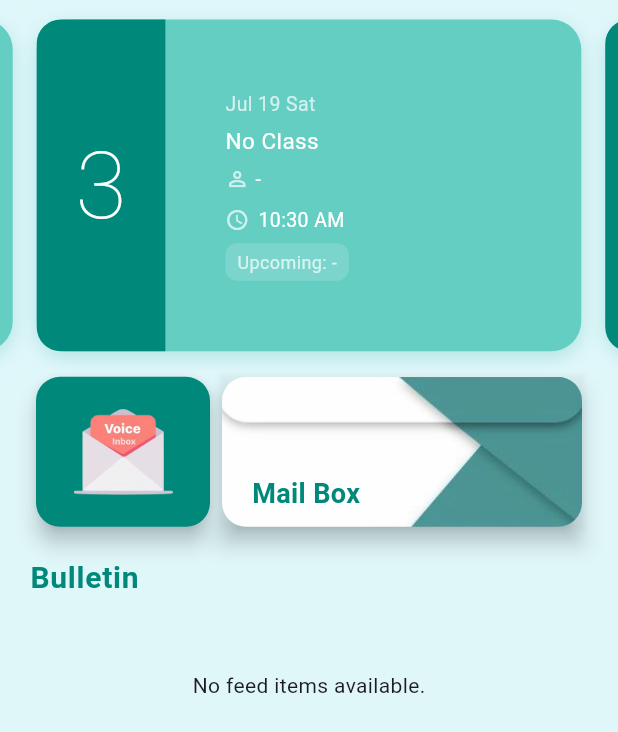
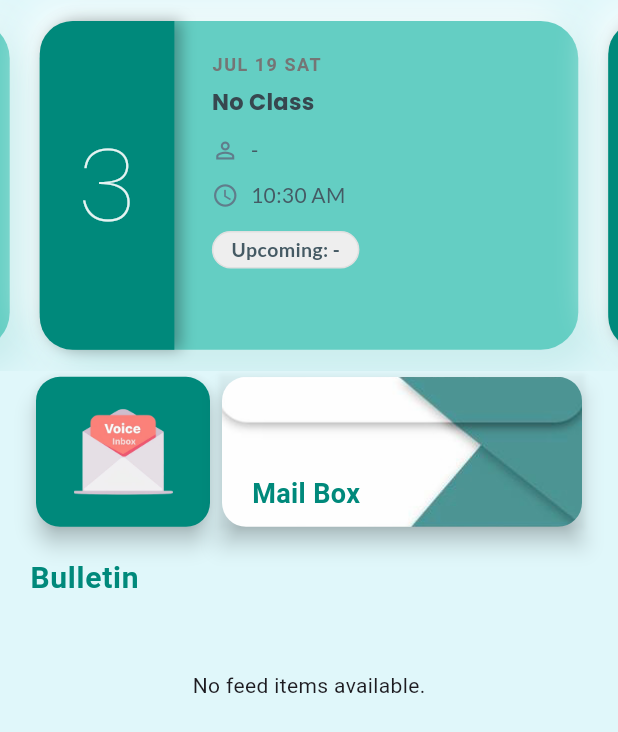
Before and after one commit to kyawnaing19/shweeshaungDaily, a Flutter app: the HomeScreenPage screen opened directly, after a tap on "Mail Box", on a phone screen of 412 x 824 dp. Shown: the top 732 px of the screen. Run offline on Flutter 3.47's test engine with Material 3 defaults, Android fonts, the light colour scheme and no system bars; our stand-ins replace audioplayers, cross_file, curved_navigation_bar, dotted_border, dropdown_button2, flutter_svg and 6 more; missing offline and left inert: flutter_quill, record, webview_flutter_android, webview_flutter_wkwebview; accounts and stored records are empty; network calls fail; Roboto replaces fonts that are missing (Rowdies).

Commit message:
home cards ui fine

```diff
--- a/lib/views/Home.dart
+++ b/lib/views/Home.dart
@@ -2,6 +2,7 @@ import 'dart:async';
 import 'dart:convert'; // Add this for JSON encoding/decoding
 import 'dart:math';
 import 'package:flutter/material.dart';
+import 'package:flutter/services.dart';
 import 'package:google_fonts/google_fonts.dart';
 import 'package:shweeshaungdaily/services/api_service.dart';
 import 'package:intl/intl.dart';
@@ -685,19 +686,25 @@ class _HomePageState extends State<HomeScreenPage>
     required String upcoming,
   }) {
     return Container(
-      margin: const EdgeInsets.symmetric(horizontal: 8, vertical: 13),
+      margin: const EdgeInsets.symmetric(horizontal: 10, vertical: 14),
       decoration: BoxDecoration(
         gradient: const LinearGradient(
           colors: [kCardGradientStart, kCardGradientEnd],
           begin: Alignment.topLeft,
           end: Alignment.bottomRight,
         ),
-        borderRadius: BorderRadius.circular(20),
+        borderRadius: BorderRadius.circular(25),
         boxShadow: [
           BoxShadow(
-            color: kShadowColor.withOpacity(0.2),
-            blurRadius: 10,
-            offset: const Offset(0, 4),
+            color: Colors.white.withOpacity(0.8),
+            blurRadius: 20,
+            offset: const Offset(-8, -8),
+            spreadRadius: 1,
+          ),
+          BoxShadow(
+            color: kShadowColor.withOpacity(0.15),
+            blurRadius: 25,
+            offset: const Offset(10, 10),
           ),
         ],
       ),
@@ -708,108 +715,141 @@ class _HomePageState extends State<HomeScreenPage>
             Expanded(
               flex: 2,
               child: Container(
-                decoration: const BoxDecoration(
+                decoration: BoxDecoration(
                   color: kPrimaryDarkColor,
-                  borderRadius: BorderRadius.only(
-                    bottomLeft: Radius.circular(16),
-                    topLeft: Radius.circular(16),
+                  borderRadius: const BorderRadius.only(
+                    bottomLeft: Radius.circular(22),
+                    topLeft: Radius.circular(22),
                   ),
+                  boxShadow: [
+                    BoxShadow(
+                      color: Colors.black.withOpacity(0.3),
+                      offset: const Offset(4, 0),
+                      blurRadius: 8,
+                    ),
+                  ],
                 ),
                 child: Center(
                   child: Text(
                     number,
-                    style: GoogleFonts.rowdies(
-                      fontSize: 62,
-                      color: Colors.white,
+                    style: GoogleFonts.poppins(
+                      fontSize: 68,
+                      color: Colors.white.withOpacity(0.9),
                       fontWeight: FontWeight.w200,
                     ),
                   ),
                 ),
               ),
             ),
-            const SizedBox(width: 20),
             Expanded(
               flex: 6,
-              child: Padding(
-                padding: const EdgeInsets.all(20),
+              // --- FIX START ---
+              // Wrap the Padding with SingleChildScrollView to allow scrolling
+              // if the content exceeds the available vertical space.
+              child: SingleChildScrollView(
+                padding: const EdgeInsets.fromLTRB(25, 20, 20, 20),
                 child: Column(
                   crossAxisAlignment: CrossAxisAlignment.start,
-                  mainAxisAlignment: MainAxisAlignment.center,
+                  // Removed mainAxisAlignment.spaceAround as SingleChildScrollView
+                  // provides infinite height, so spaceAround won't have a finite space to work with.
+                  // Children will take their natural height.
                   children: [
+                    // Date
                     Text(
-                      date,
-                      style: const TextStyle(
-                        color: Colors.white70,
-                        fontSize: 13,
-                      ),
-                    ),
-                    const SizedBox(height: 4),
-                    Text(
-                      code,
-                      style: GoogleFonts.rowdies(
-                        fontSize: 15,
-                        fontWeight: FontWeight.w400,
-                        color: Colors.white,
-                        letterSpacing: 0.3,
+                      date.toUpperCase(),
+                      style: TextStyle(
+                        color: Colors.grey.shade600,
+                        fontSize: 12,
+                        fontWeight: FontWeight.w600,
+                        letterSpacing: 1.0,
                       ),
                     ),
                     const SizedBox(height: 6),
+
+                    // Code
+                    Text(
+                      code,
+                      style: GoogleFonts.poppins(
+                        fontSize: 15,
+                        fontWeight: FontWeight.w700,
+                        color: Colors.blueGrey.shade800,
+                        letterSpacing: 0.2,
+                      ),
+                    ),
+                    const SizedBox(height: 12),
+
+                    // Teacher
                     Row(
                       children: [
-                        const Icon(
+                        Icon(
                           Icons.person_outline,
-                          size: 16,
-                          color: Colors.white70,
+                          size: 18,
+                          color: Colors.blueGrey.shade500,
                         ),
-                        const SizedBox(width: 4),
-                        Text(
+                        const SizedBox(width: 8),
+                        Expanded(
+                          child: Text(
                             teacher,
-                          style: const TextStyle(
-                            color: Colors.white,
-                            fontSize: 13,
+                            style: GoogleFonts.lato(
+                              color: Colors.blueGrey.shade700,
+                              fontSize: 14,
+                              fontWeight: FontWeight.w500,
+                            ),
+                            overflow: TextOverflow.ellipsis,
                           ),
                         ),
                       ],
                     ),
-                    const SizedBox(height: 8),
+                    const SizedBox(height: 10),
+
+                    // Time
                     Row(
                       children: [
-                        const Icon(
+                        Icon(
                           Icons.access_time,
-                          size: 16,
-                          color: Colors.white70,
+                          size: 18,
+                          color: Colors.blueGrey.shade500,
                         ),
-                        const SizedBox(width: 6),
+                        const SizedBox(width: 8),
                         Text(
                           time,
-                          style: const TextStyle(
-                            color: Colors.white,
-                            fontSize: 13,
+                          style: GoogleFonts.lato(
+                            color: Colors.blueGrey.shade700,
+                            fontSize: 14,
+                            fontWeight: FontWeight.w500,
                           ),
                         ),
                       ],
                     ),
-                    const SizedBox(height: 6),
+                    const SizedBox(height: 14),
+
+                    // Upcoming Tag
                     Container(
                       padding: const EdgeInsets.symmetric(
-                        horizontal: 8,
-                        vertical: 4,
+                        horizontal: 12,
+                        vertical: 2,
                       ),
                       decoration: BoxDecoration(
-                        color: Colors.white.withOpacity(0.15),
-                        borderRadius: BorderRadius.circular(8),
+                        color: Colors.grey.shade200,
+                        borderRadius: BorderRadius.circular(15),
+                        border: Border.all(
+                          color: Colors.grey.shade300,
+                          width: 1,
+                        ),
                       ),
                       child: Text(
                         "Upcoming: $upcoming",
-                        style: const TextStyle(
-                          fontSize: 12,
-                          color: Colors.white70,
+                        style: GoogleFonts.lato(
+                          fontSize: 13,
+                          color: Colors.blueGrey.shade700,
+                          fontWeight: FontWeight.w600,
                         ),
                       ),
                     ),
                   ],
                 ),
               ),
+              // --- FIX END ---
             ),
           ],
         ),
@@ -916,50 +956,6 @@ class _HomePageState extends State<HomeScreenPage>
       ),
     );
   }
-
-  // Widget _buildQuickActionButton(
-  //   BuildContext context,
-  //   IconData icon,
-  //   String label,
-  //   VoidCallback onTapAction,
-  // ) {
-  //   return Material(
-  //     borderRadius: BorderRadius.circular(16),
-  //     color: const Color(0xFF00897B),
-  //     elevation: 2,
-  //     child: InkWell(
-  //       borderRadius: BorderRadius.circular(16),
-  //       onTap: onTapAction,
-  //       child: Container(
-  //         height: 100,
-  //         padding: const EdgeInsets.symmetric(vertical: 12),
-  //         child: Column(
-  //           mainAxisAlignment: MainAxisAlignment.center,
-  //           children: [
-  //             Container(
-  //               width: 40,
-  //               height: 40,
-  //               decoration: BoxDecoration(
-  //                 color: Colors.white.withOpacity(0.2),
-  //                 shape: BoxShape.circle,
-  //               ),
-  //               child: Icon(icon, color: Colors.white, size: 22),
-  //             ),
-  //             const SizedBox(height: 8),
-  //             Text(
-  //               label,
-  //               style: const TextStyle(
-  //                 color: Colors.white,
-  //                 fontWeight: FontWeight.w600,
-  //                 fontSize: 14,
-  //               ),
-  //             ),
-  //           ],
-  //         ),
-  //       ),
-  //     ),
-  //   );
-  // }
 
   Widget _buildFeedCard({
     required String user,
@@ -1238,96 +1234,151 @@ class _HomePageState extends State<HomeScreenPage>
     return Container(
       margin: const EdgeInsets.symmetric(horizontal: 8, vertical: 12),
       decoration: BoxDecoration(
-        gradient: const LinearGradient(
-          colors: [kLunchGradientStart, kLunchGradientEnd],
+        gradient: LinearGradient(
+          // Dark, deep gradient for the card background
+          colors: [Color(0xFF212121), Color(0xFF000000)],
           begin: Alignment.topLeft,
           end: Alignment.bottomRight,
         ),
         borderRadius: BorderRadius.circular(20),
         boxShadow: [
           BoxShadow(
-            color: Colors.orange.withOpacity(0.15),
-            blurRadius: 10,
-            offset: const Offset(0, 4),
+            color: Colors.white.withOpacity(
+              0.05,
+            ), // Subtle light glow for neumorphic effect
+            blurRadius: 15,
+            offset: Offset(-4, -4),
+            spreadRadius: 0.5,
+          ),
+          BoxShadow(
+            color: Colors.black.withOpacity(
+              0.4,
+            ), // Deeper dark shadow for neumorphic effect
+            blurRadius: 15,
+            offset: Offset(4, 4),
           ),
         ],
       ),
+      child: ClipRRect(
+        borderRadius: BorderRadius.circular(20),
         child: IntrinsicHeight(
           child: Row(
-          crossAxisAlignment: CrossAxisAlignment.stretch,
             children: [
-            Expanded(
-              flex: 2,
-              child: Container(
-                decoration: const BoxDecoration(
-                  color: kLunchIconBg,
-                  borderRadius: BorderRadius.only(
-                    bottomLeft: Radius.circular(16),
-                    topLeft: Radius.circular(16),
-                  ),
-                ),
-                child: const Center(
-                  child: Icon(Icons.lunch_dining, size: 48, color: kWhite),
+              // Icon Section with "Hungry Mood" Color
+              Container(
+                width: 80,
+                decoration: BoxDecoration(
+                  // **"Hungry Mood" color for the icon section**
+                  color: Color(0xFFFFC107), // A warm, appetizing amber/orange
+                  border: Border(
+                    right: BorderSide(
+                      color: Colors.white.withOpacity(
+                        0.2,
+                      ), // Brighter border for separation
+                      width: 1,
                     ),
                   ),
                 ),
-            const SizedBox(width: 20),
+                child: Center(
+                  child: Icon(
+                    Icons.restaurant_menu, // A clear food-related icon
+                    size: 40,
+                    color:
+                        Colors
+                            .black87, // Darker icon for good contrast on the warm background
+                    shadows: [
+                      Shadow(
+                        color: Colors.black.withOpacity(0.3),
+                        blurRadius: 6,
+                        offset: Offset(1, 1),
+                      ),
+                    ],
+                  ),
+                ),
+              ),
               Expanded(
-              flex: 6,
                 child: Padding(
-                padding: const EdgeInsets.all(20),
+                  padding: EdgeInsets.all(16),
                   child: Column(
                     crossAxisAlignment: CrossAxisAlignment.start,
                     mainAxisAlignment: MainAxisAlignment.center,
                     children: [
+                      // Date (subtle white)
                       Text(
-                      DateFormat('MMM dd EEE').format(date),
-                      style: const TextStyle(
-                        color: kLunchText,
-                        fontSize: 13,
-                        fontWeight: FontWeight.bold,
+                        DateFormat('MMM dd EEE').format(date).toUpperCase(),
+                        style: TextStyle(
+                          color: Colors.white.withOpacity(0.6),
+                          fontSize: 12,
+                          fontWeight: FontWeight.w600,
+                          letterSpacing: 1.5,
                         ),
                       ),
-                    const SizedBox(height: 4),
-                    const Text(
-                      'Lunch Break',
+                      SizedBox(height: 8),
+                      // Title with a gradient, potentially incorporating a "hungry mood" color
+                      ShaderMask(
+                        blendMode: BlendMode.srcIn,
+                        shaderCallback:
+                            (bounds) => LinearGradient(
+                              // **Gradient for title, blending white with a warm accent**
+                              colors: [
+                                Colors.white,
+                                Color(0xFFFFE082),
+                              ], // White to a warm, soft yellow
+                            ).createShader(bounds),
+                        child: Text(
+                          'Lunch Feast', // Updated title
                           style: TextStyle(
-                        fontSize: 20,
-                        fontWeight: FontWeight.w700,
-                        color: kLunchText,
-                        letterSpacing: 0.5,
+                            fontSize: 22,
+                            fontWeight: FontWeight.w800,
+                            height: 1.1,
                           ),
-                      softWrap: false,
-                      overflow: TextOverflow.ellipsis,
                         ),
-                    const SizedBox(height: 8),
+                      ),
+                      SizedBox(height: 12),
+                      // Time & additional icon
                       Row(
                         children: [
-                        const Icon(
-                          Icons.access_time,
-                          size: 16,
-                          color: kLunchText,
-                        ),
-                        const SizedBox(width: 6),
+                          Icon(Icons.schedule, size: 16, color: Colors.white70),
+                          SizedBox(width: 8),
                           Text(
                             time,
-                          style: const TextStyle(
-                            color: kLunchText,
-                            fontSize: 13,
+                            style: TextStyle(
+                              color: Colors.white,
+                              fontSize: 14,
+                              fontWeight: FontWeight.w500,
                             ),
+                          ),
+                          Spacer(),
+                          Container(
+                            height: 20,
+                            width: 1,
+                            color: Colors.white.withOpacity(0.15),
+                            margin: EdgeInsets.symmetric(horizontal: 8),
+                          ),
+                          Icon(
+                            Icons
+                                .directions_run, // Another food-related icon for subtle theming
+                            size: 18,
+                            color: Colors.white70,
                           ),
                         ],
                       ),
-                    const SizedBox(height: 6),
-                    const Text(
-                      'Enjoy your meal and take a break!',
-                      style: TextStyle(fontSize: 14, color: kLunchTextAccent),
+                      SizedBox(height: 8),
+                      // Message (italic white)
+                      Text(
+                        'Time to satisfy those cravings!', // Updated message
+                        style: TextStyle(
+                          color: Colors.white.withOpacity(0.8),
+                          fontSize: 13,
+                          fontStyle: FontStyle.italic,
+                        ),
                       ),
                     ],
                   ),
                 ),
               ),
             ],
+          ),
         ),
       ),
     );
```
Also changed, not shown: 1 other file. Lines whose indentation alone changed are shown as unchanged.
